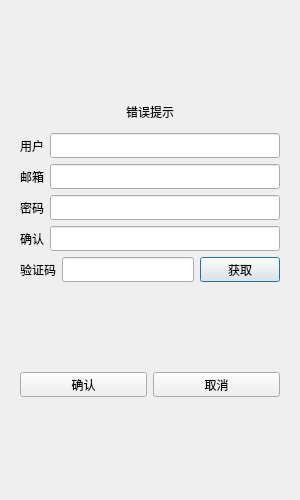
Old version of the form client/registerdialog.ui in the repository myheng2528/myChat.
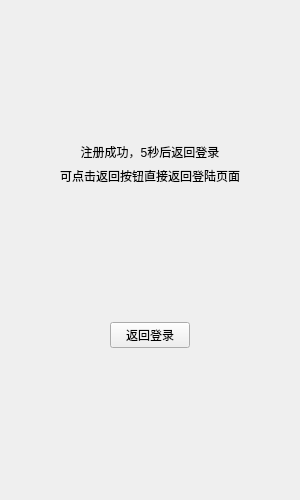
New version of the form. The open tabs and pages were chosen to show the change. Custom widgets are drawn as their Qt base class.

Commit message: 完善注册界面和注册界面和登录界面的切换

What changed in the file:
```diff
--- a/client/registerdialog.ui
+++ b/client/registerdialog.ui
@@ -333,13 +333,126 @@
          </item>
         </layout>
        </widget>
-       <widget class="QWidget" name="page_3"/>
+       <widget class="QWidget" name="page_2">
+        <layout class="QVBoxLayout" name="verticalLayout_5">
+         <item>
+          <spacer name="verticalSpacer_4">
+           <property name="orientation">
+            <enum>Qt::Orientation::Vertical</enum>
+           </property>
+           <property name="sizeHint" stdset="0">
+            <size>
+             <width>20</width>
+             <height>40</height>
+            </size>
+           </property>
+          </spacer>
+         </item>
+         <item>
+          <widget class="QLabel" name="tip_lb">
+           <property name="text">
+            <string>注册成功，5秒后返回登录</string>
+           </property>
+           <property name="alignment">
+            <set>Qt::AlignmentFlag::AlignCenter</set>
+           </property>
+          </widget>
+         </item>
+         <item>
+          <widget class="QLabel" name="tip2_lb">
+           <property name="text">
+            <string>可点击返回按钮直接返回登陆页面</string>
+           </property>
+           <property name="alignment">
+            <set>Qt::AlignmentFlag::AlignCenter</set>
+           </property>
+          </widget>
+         </item>
+         <item>
+          <spacer name="verticalSpacer_6">
+           <property name="orientation">
+            <enum>Qt::Orientation::Vertical</enum>
+           </property>
+           <property name="sizeHint" stdset="0">
+            <size>
+             <width>20</width>
+             <height>40</height>
+            </size>
+           </property>
+          </spacer>
+         </item>
+         <item>
+          <widget class="QWidget" name="widget_2" native="true">
+           <layout class="QHBoxLayout" name="horizontalLayout_7">
+            <item>
+             <spacer name="horizontalSpacer">
+              <property name="orientation">
+               <enum>Qt::Orientation::Horizontal</enum>
+              </property>
+              <property name="sizeHint" stdset="0">
+               <size>
+                <width>40</width>
+                <height>20</height>
+               </size>
+              </property>
+             </spacer>
+            </item>
+            <item>
+             <widget class="QPushButton" name="return_btn">
+              <property name="text">
+               <string>返回登录</string>
+              </property>
+             </widget>
+            </item>
+            <item>
+             <spacer name="horizontalSpacer_2">
+              <property name="orientation">
+               <enum>Qt::Orientation::Horizontal</enum>
+              </property>
+              <property name="sizeHint" stdset="0">
+               <size>
+                <width>40</width>
+                <height>20</height>
+               </size>
+              </property>
+             </spacer>
+            </item>
+           </layout>
+          </widget>
+         </item>
+         <item>
+          <spacer name="verticalSpacer_5">
+           <property name="orientation">
+            <enum>Qt::Orientation::Vertical</enum>
+           </property>
+           <property name="sizeHint" stdset="0">
+            <size>
+             <width>20</width>
+             <height>40</height>
+            </size>
+           </property>
+          </spacer>
+         </item>
+        </layout>
+       </widget>
       </widget>
      </item>
     </layout>
    </item>
   </layout>
  </widget>
+ <customwidgets>
+  <customwidget>
+   <class>TimerBtn</class>
+   <extends>QPushButton</extends>
+   <header>timerbtn.h</header>
+  </customwidget>
+  <customwidget>
+   <class>ClickedLabel</class>
+   <extends>QLabel</extends>
+   <header>clickedlabel.h</header>
+  </customwidget>
+ </customwidgets>
  <resources/>
  <connections/>
 </ui>
```
Left out of the diff: 40 changed lines with no effect on the pictures. The commit also changes 1163 other files.
